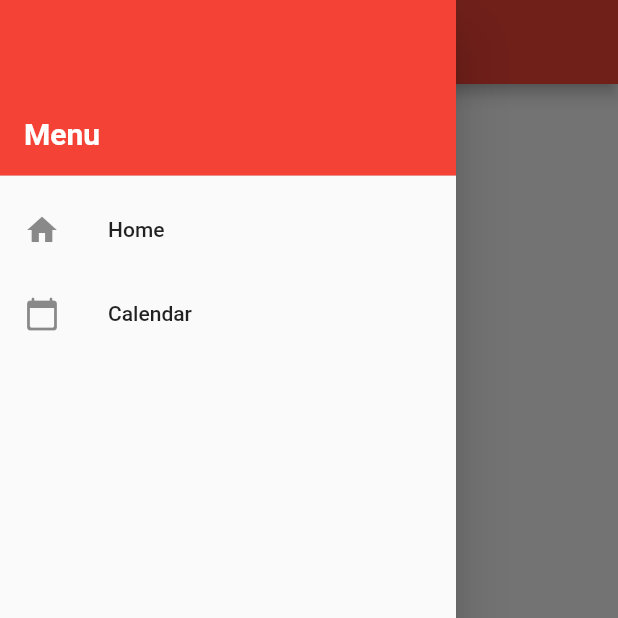
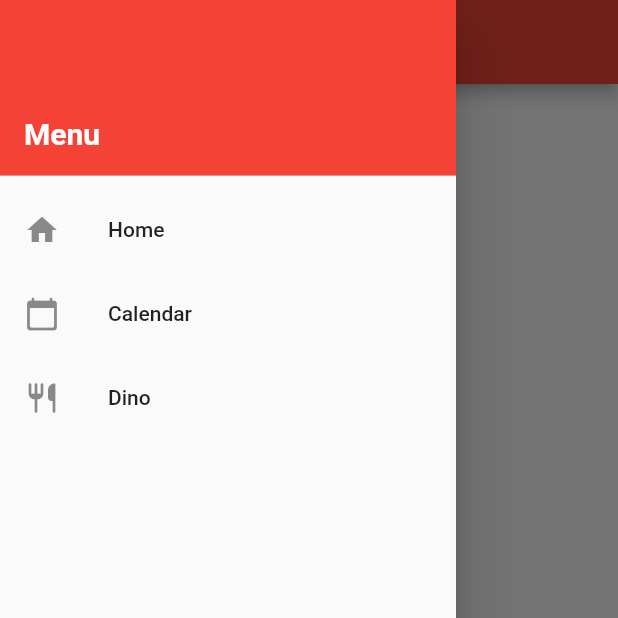
Before and after one commit to AustinHWalsh/Goldstein-App, a Flutter app: the screen it shows after launch, with the side drawer open, on a phone screen of 412 x 824 dp, the top half of it. Run offline on Flutter 3.47's test engine with Material 2 defaults, Android fonts, the phone set to English and light mode, and no system bars; our stand-ins replace firebase_core, rflutter_alert, table_calendar; missing offline and left inert: firebase_helpers; accounts and stored records are empty.

```diff
--- a/goldstein_app/lib/ui/leftmenu.dart
+++ b/goldstein_app/lib/ui/leftmenu.dart
@@ -3,6 +3,7 @@ import 'package:goldstein_app/ui/menu_open.dart' show MenuOpen;
 import 'package:goldstein_app/pages/main.dart';
 import 'package:goldstein_app/pages/calendarpage.dart';
 import 'package:goldstein_app/pages/weekly_events.dart';
+import 'package:goldstein_app/pages/login_page.dart';
 
 // Drawer Menu located on left side of screen
 class LeftMenu extends StatefulWidget {
@@ -11,6 +12,8 @@ class LeftMenu extends StatefulWidget {
 }
 
 class _LeftMenuState extends State<LeftMenu> {
+  final loginMenu = new LoginMenu();
+
   @override
   Widget build(BuildContext context) {
     return Drawer(
@@ -58,6 +61,22 @@ class _LeftMenuState extends State<LeftMenu> {
                 MaterialPageRoute(builder: (context) => WeeklyEvent()));
           },
         ),
+        ListTile(
+          leading: Icon(Icons.restaurant_rounded),
+          title: Text("Dino"),
+          onTap: () {},
+        ),
+        Visibility(
+          child: ListTile(
+            leading: Icon(Icons.event_available),
+            title: Text("Events"),
+            onTap: () {
+              Navigator.pushReplacement(context,
+                  MaterialPageRoute(builder: (context) => CalendarPage()));
+            },
+          ),
+          visible: MenuOpen.userLogged,
+        ),
         Expanded(
           child: Align(
             alignment: FractionalOffset.bottomCenter,
@@ -65,9 +84,7 @@ class _LeftMenuState extends State<LeftMenu> {
               leading: Icon(Icons.login_rounded),
               title: Text("Login"),
               onTap: () {
-                MenuOpen.menuCalendar = true;
-                Navigator.pushReplacement(context,
-                    MaterialPageRoute(builder: (context) => CalendarPage()));
+                loginMenu.openPopup(context);
               },
             ),
           ),
--- a/goldstein_app/lib/ui/menu_open.dart
+++ b/goldstein_app/lib/ui/menu_open.dart
@@ -1,4 +1,5 @@
 // Determines if the page was opened from the LeftMenu
 class MenuOpen {
   static var menuCalendar = false;
+  static var userLogged = false;
 }
--- a/goldstein_app/pubspec.yaml
+++ b/goldstein_app/pubspec.yaml
@@ -28,6 +28,7 @@ dependencies:
   cloud_firestore: ^0.14.0+2
   firebase_core: ^0.5.0
   intl: ^0.16.1
+  rflutter_alert: ^1.0.3
   # The following adds the Cupertino Icons font to your application.
   # Use with the CupertinoIcons class for iOS style icons.
   #cupertino_icons: ^1.0.0
```
Also changed, not shown: goldstein_app/lib/pages/login_page.dart (added, +56 -0 lines).
